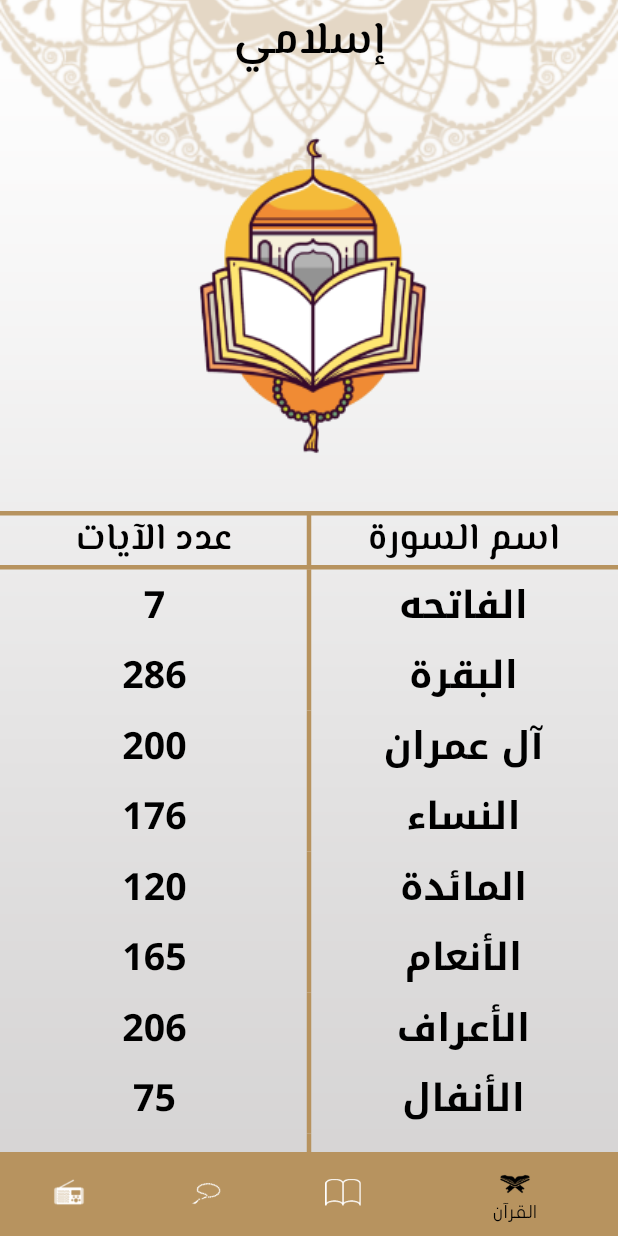
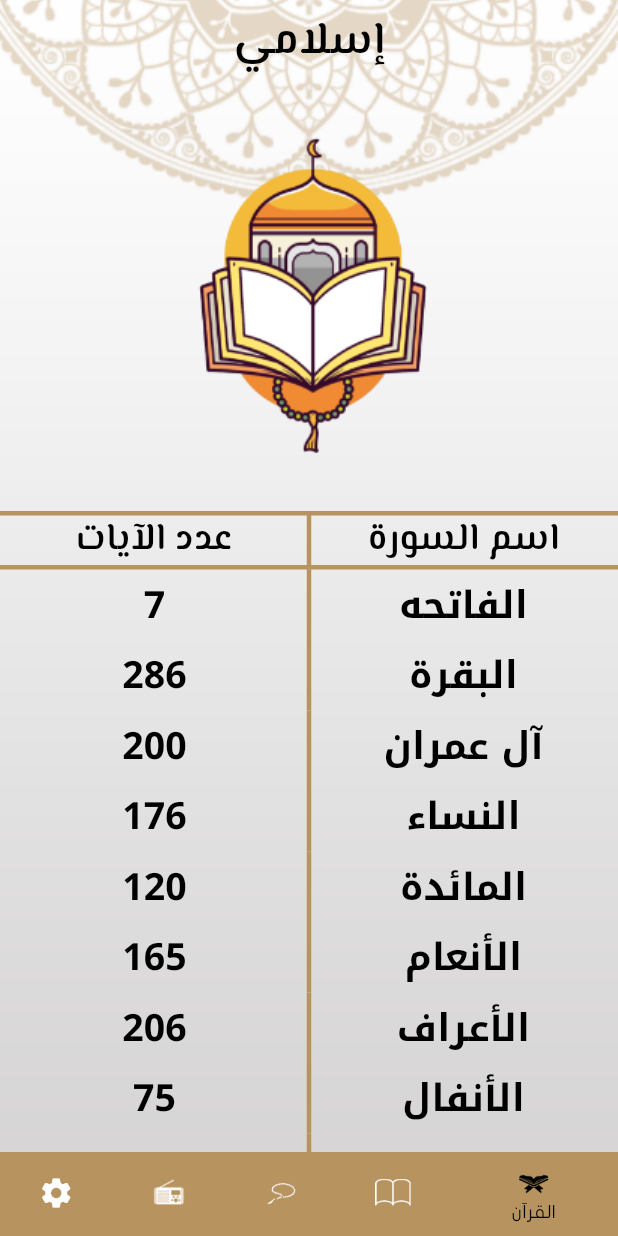
Before and after one commit to heshamgasser/Islamic, a Flutter app: the screen it shows after launch, on a phone screen of 412 x 824 dp. Run offline on Flutter 3.47's test engine with Material 2 defaults, Android fonts, the phone set to English and light mode, and no system bars; our stand-ins replace google_fonts.

Commit message:
add setting tab

```diff
--- a/lib/screens/homeScreen.dart
+++ b/lib/screens/homeScreen.dart
@@ -3,6 +3,7 @@ import 'package:islamic_app/tabs/ahadeth.dart';
 import 'package:islamic_app/tabs/quran.dart';
 import 'package:islamic_app/tabs/radio.dart';
 import 'package:islamic_app/tabs/sebha.dart';
+import 'package:islamic_app/tabs/setting.dart';
 
 class HomeScreen extends StatefulWidget {
   static const String routeName = 'Home Screen';
@@ -14,13 +15,13 @@ class HomeScreen extends StatefulWidget {
 }
 
 class _HomeScreenState extends State<HomeScreen> {
-  int index = 3;
+  int index = 4;
   List<Widget> tabs = [
+    SettingTab(),
     const RadioTab(),
     const SebhaTab(),
     const AhadethTab(),
     const QuranTab(),
-    SebhaTab(),
   ];
 
   @override
@@ -52,6 +53,12 @@ class _HomeScreenState extends State<HomeScreen> {
               });
             },
             items: [
+              BottomNavigationBarItem(
+                  icon: Icon(Icons.settings),
+                  label: 'الإعدادات',
+                  backgroundColor: Theme.of(context)
+                      .bottomNavigationBarTheme
+                      .backgroundColor),
               BottomNavigationBarItem(
                   icon: const ImageIcon(
                     AssetImage('assets/images/radio.png'),
```
Also changed, not shown: lib/tabs/setting.dart (+105 -2 lines).
